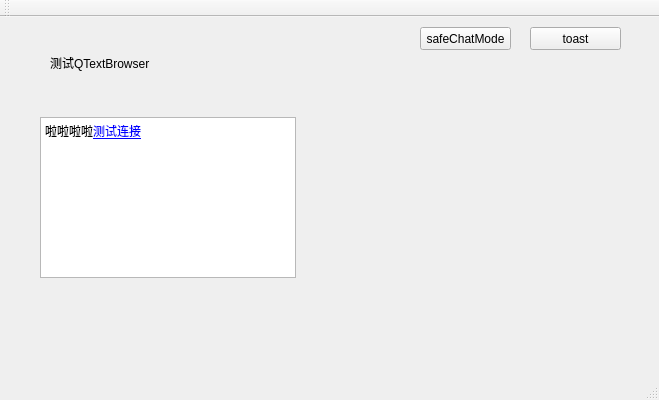
First picture: the form in QtDemo/TestQt/WidgetItems/WidgetItems.ui, repository Coder-Hrq/Code, before the edit.
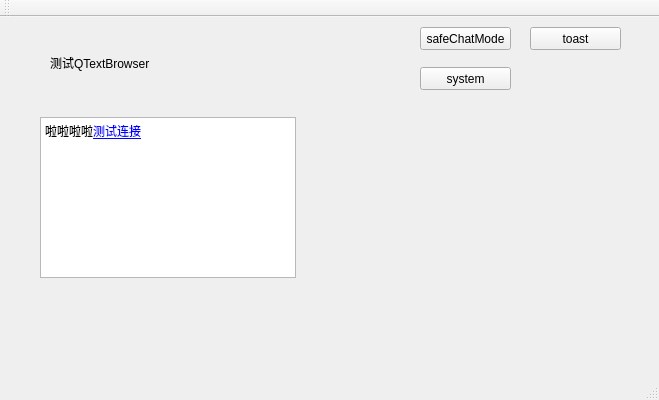
Second picture: the form after the edit. The open tabs and pages were chosen to show the change. Custom widgets are drawn as their Qt base class.

Commit message: 【update Qt demo】获取磁盘剩余空间。

What changed in the file:
```diff
--- a/QtDemo/TestQt/WidgetItems/WidgetItems.ui
+++ b/QtDemo/TestQt/WidgetItems/WidgetItems.ui
@@ -160,6 +160,19 @@
      <string>toast</string>
     </property>
    </widget>
+   <widget class="QPushButton" name="pushButton_system">
+    <property name="geometry">
+     <rect>
+      <x>420</x>
+      <y>50</y>
+      <width>91</width>
+      <height>23</height>
+     </rect>
+    </property>
+    <property name="text">
+     <string>system</string>
+    </property>
+   </widget>
   </widget>
   <widget class="QMenuBar" name="menuBar">
    <property name="geometry">
```
Left out of the diff: 2 changed lines with no effect on the pictures. The commit also changes 2 other files.
